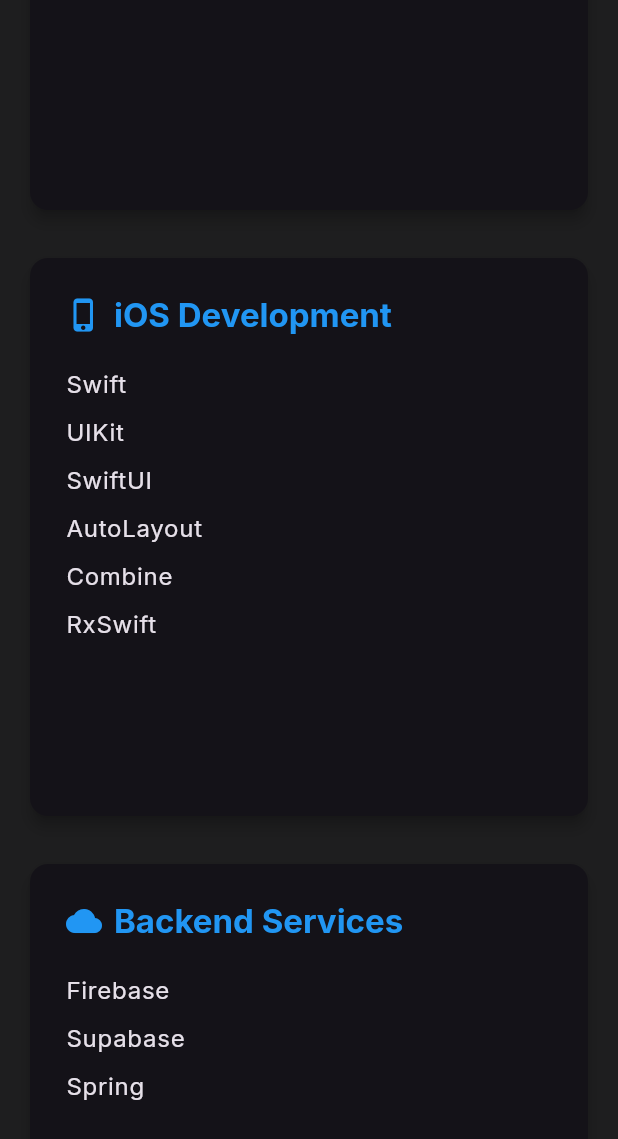
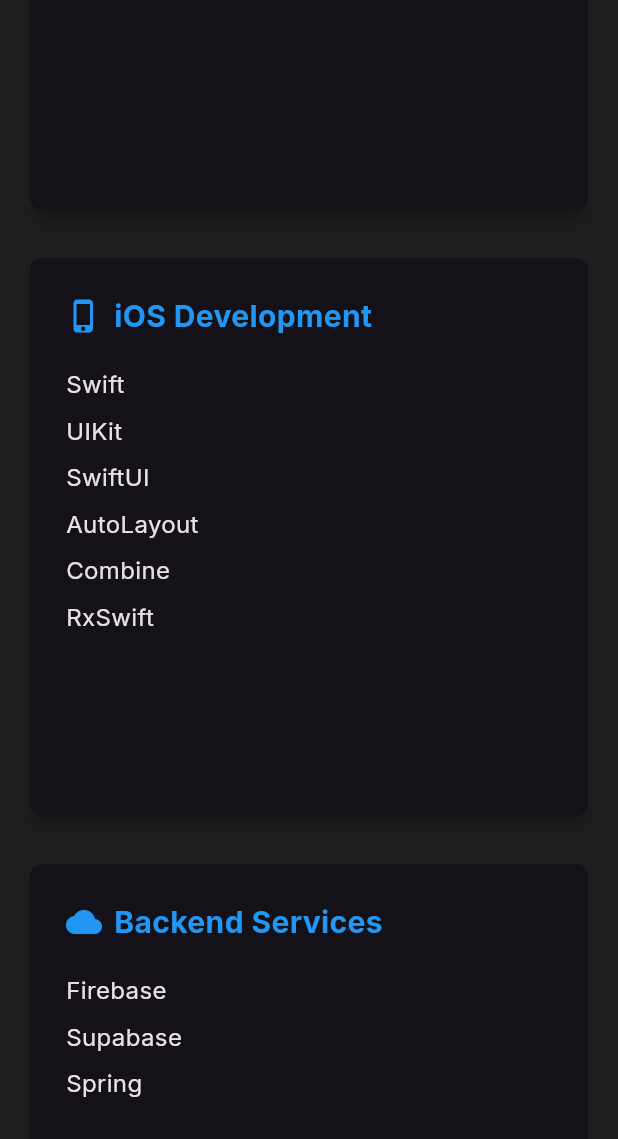
Before and after one commit to devpark435/portfolio_flutter_web, a Flutter app: the screen it shows after launch, scrolled down 3456 dp, on a phone screen of 412 x 824 dp. Shown: the top 1139 px of the screen. Run offline on Flutter 3.47's test engine with Material 3 defaults, Android fonts, the phone set to English and light mode, and no system bars; our stand-ins replace animated_text_kit, flutter_riverpod, go_router, google_fonts, shared_preferences.

Commit message:
fix - Improve skill cards stability for web deployment

```diff
--- a/lib/presentation/screens/home/sections/skills_section.dart
+++ b/lib/presentation/screens/home/sections/skills_section.dart
@@ -95,9 +95,20 @@ class SkillsSection extends ConsumerWidget {
       }
     }
 
+    final backgroundColor = Theme.of(context).cardColor ?? Colors.white;
+    final textColor =
+        Theme.of(context).textTheme.bodyLarge?.color ?? Colors.black;
+    final primaryColor = Theme.of(context).primaryColor;
+
     return Card(
       elevation: 4,
-      color: Theme.of(context).cardColor,
+      color: backgroundColor,
+      child: Container(
+        constraints: const BoxConstraints(minHeight: 100),
+        decoration: BoxDecoration(
+          color: backgroundColor,
+          borderRadius: BorderRadius.circular(8),
+        ),
         child: Padding(
           padding: const EdgeInsets.all(24),
           child: Column(
@@ -109,14 +120,15 @@ class SkillsSection extends ConsumerWidget {
                 children: [
                   Icon(
                     getTitleIcon(),
-                  color: Theme.of(context).primaryColor,
+                    color: primaryColor,
                     size: 24,
                   ),
                   Flexible(
                     child: Text(
                       title,
-                    style: Theme.of(context).textTheme.titleLarge?.copyWith(
-                          color: Theme.of(context).primaryColor,
+                      style: TextStyle(
+                        color: primaryColor,
+                        fontSize: 20,
                         fontWeight: FontWeight.bold,
                       ),
                     ),
@@ -128,14 +140,16 @@ class SkillsSection extends ConsumerWidget {
                     padding: const EdgeInsets.symmetric(vertical: 4),
                     child: Text(
                       skill,
-                    style: Theme.of(context).textTheme.bodyLarge?.copyWith(
-                          color: Theme.of(context).textTheme.bodyLarge?.color,
+                      style: TextStyle(
+                        color: textColor,
+                        fontSize: 16,
                       ),
                     ),
                   )),
             ],
           ),
         ),
+      ),
     );
   }
 }
```
Lines whose indentation alone changed are shown as unchanged.
